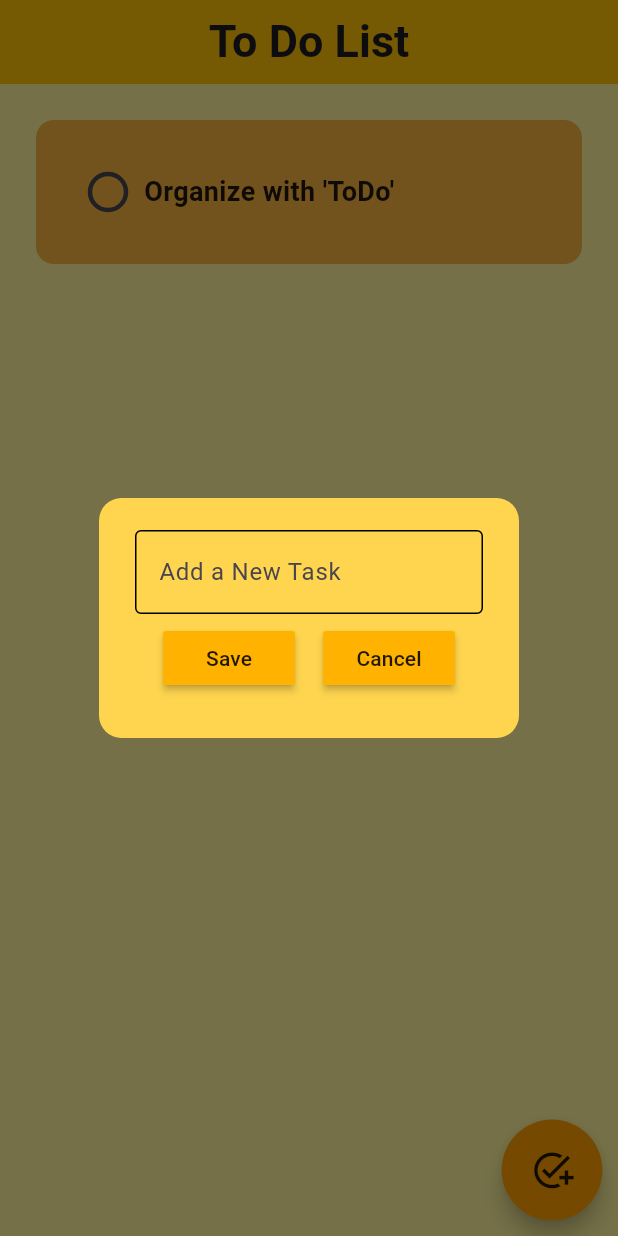
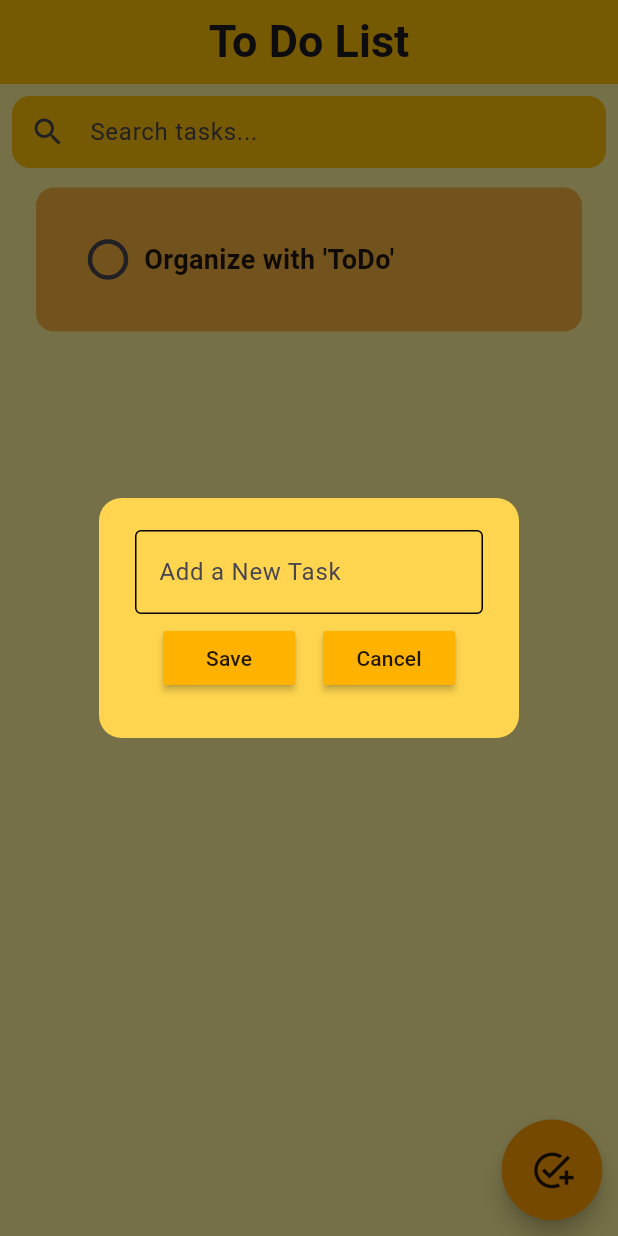
Before and after one commit to PasinduKaveesha/ToDo_App, a Flutter app: the HomePage screen opened directly, after a tap on the "add task" icon, on a phone screen of 412 x 824 dp. Run offline on Flutter 3.47's test engine with Material 3 defaults, Android fonts, the phone set to English and light mode, and no system bars; drawn by our look-alikes of flutter_slidable; our stand-ins replace hive_flutter, introduction_screen; accounts and stored records are empty.

Commit message:
ToDo app version 2.0.0.

```diff
--- a/lib/home_page.dart
+++ b/lib/home_page.dart
@@ -3,6 +3,7 @@ import 'package:flutter/material.dart';
 import 'package:hive_flutter/hive_flutter.dart';
 import 'package:test_app_for_flutter/data/database.dart';
 import 'package:test_app_for_flutter/util/dialog_box.dart';
+import 'package:test_app_for_flutter/util/searchbar.dart';
 import 'package:test_app_for_flutter/util/todo_tile.dart';
 
 class HomePage extends StatefulWidget {
@@ -16,6 +17,8 @@ class _HomePageState extends State<HomePage> {
   //reference the box
   final _myBox = Hive.box('myBox');
   toDoDataBase db = toDoDataBase();
+  final TextEditingController searchcontrol = TextEditingController();
+  List<dynamic> filterdtoDoList = [];
 
   @override
   void initState() {
@@ -25,6 +28,7 @@ class _HomePageState extends State<HomePage> {
     } else {
       db.loadData();
     }
+    filterdtoDoList = db.toDoList;
     super.initState();
   }
 
@@ -65,9 +69,20 @@ class _HomePageState extends State<HomePage> {
 //delete Task
   void deleteTask(int index) {
     setState(() {
-      db.toDoList.removeAt(index);
+      db.toDoList.removeAt(db.toDoList.indexOf(filterdtoDoList[index]));
+      filterTasks(searchcontrol.text);
     });
     db.updateData();
+  }
+
+  //search tasks
+  void filterTasks(String searchText) {
+    setState(() {
+      filterdtoDoList = db.toDoList
+          .where((task) =>
+              task[0].toLowerCase().contains(searchText.toLowerCase()))
+          .toList();
+    });
   }
 
   @override
@@ -83,16 +98,32 @@ class _HomePageState extends State<HomePage> {
         elevation: 0,
         backgroundColor: Colors.amber,
       ),
-      body: ListView.builder(
-        itemCount: db.toDoList.length,
-        itemBuilder: (context, index) {
-          return TodoTile(
-            taskName: db.toDoList[index][0],
-            taskCompleted: db.toDoList[index][1],
-            onChanged: (value) => checkBoxChanged(value, index),
-            deleteFunction: (context) => deleteTask(index),
-          );
-        },
+      body: Column(
+        children: [
+          if (db.toDoList.isNotEmpty)
+            Padding(
+              padding: const EdgeInsets.all(8.0),
+              child: Searchbar(
+                onsearchChanged: filterTasks,
+                searchController: searchcontrol,
+              ),
+            ),
+          Expanded(
+            child: ListView.builder(
+              itemCount: filterdtoDoList.length,
+              itemBuilder: (context, index) {
+                return TodoTile(
+                  taskName: filterdtoDoList[index][0],
+                  taskCompleted: filterdtoDoList[index][1],
+                  onChanged: (value) => checkBoxChanged(
+                      value, db.toDoList.indexOf(filterdtoDoList[index])),
+                  deleteFunction: (context) =>
+                      deleteTask(db.toDoList.indexOf(filterdtoDoList[index])),
+                );
+              },
+            ),
+          ),
+        ],
       ),
       floatingActionButton: Transform.scale(
         scale: 1.2,
--- a/lib/main.dart
+++ b/lib/main.dart
@@ -1,23 +1,30 @@
 import 'package:flutter/material.dart';
 import 'package:hive_flutter/hive_flutter.dart';
 import 'package:test_app_for_flutter/home_page.dart';
+import 'package:test_app_for_flutter/loading_screen.dart';
 
 void main() async {
   WidgetsFlutterBinding.ensureInitialized();
   await Hive.initFlutter();
   await Hive.openBox('myBox');
 
-  runApp(const MyApp());
+  var box = await Hive.openBox('myBox');
+  bool IntroShown = box.get('IntroShown', defaultValue: false);
+
+  runApp(MyApp(IntroShown: IntroShown));
 }
 
 class MyApp extends StatelessWidget {
-  const MyApp({super.key});
+  final bool IntroShown;
+  const MyApp({super.key, required this.IntroShown});
 
   @override
   Widget build(BuildContext context) {
     return MaterialApp(
       title: 'ToDo',
-      home: HomePage(),
+      home: IntroShown ? HomePage() : IntroScreen(),
+
+
     );
   }
 }
--- /dev/null
+++ b/lib/util/searchbar.dart
@@ -0,0 +1,39 @@
+import 'package:flutter/material.dart';
+
+class Searchbar extends StatefulWidget {
+  final Function(String) onsearchChanged;
+  final TextEditingController searchController;
+  const Searchbar({super.key, required this.onsearchChanged,required this.searchController});
+
+  @override
+  State<Searchbar> createState() => _SearchbarState();
+}
+
+class _SearchbarState extends State<Searchbar> {
+  final TextEditingController _searchController = TextEditingController();
+  @override
+  void dispose() {
+    _searchController.dispose();
+    super.dispose();
+  }
+
+  @override
+  Widget build(BuildContext context) {
+    return Container(
+        child: TextField(
+      controller: _searchController,
+      decoration: InputDecoration(
+        hintText: "Search tasks...",
+        prefixIcon: Icon(Icons.search),
+        border: OutlineInputBorder(
+          borderRadius: BorderRadius.circular(12),
+          borderSide: BorderSide.none,
+        ),
+        filled: true,
+        fillColor: Colors.amber,
+        contentPadding: EdgeInsets.symmetric(vertical: 10, horizontal: 15),
+      ),
+      onChanged: widget.onsearchChanged,
+    ));
+  }
+}
--- a/lib/util/todo_tile.dart
+++ b/lib/util/todo_tile.dart
@@ -1,32 +1,87 @@
 import 'package:flutter/material.dart';
 import 'package:flutter_slidable/flutter_slidable.dart';
+import 'package:test_app_for_flutter/util/button.dart';
+import 'package:test_app_for_flutter/util/delete_box.dart';
 
-class TodoTile extends StatelessWidget {
-  final String taskName;
+// ignore: must_be_immutable
+class TodoTile extends StatefulWidget {
+  String taskName;
   final bool taskCompleted;
   final Function(bool?)? onChanged;
   final Function(BuildContext)? deleteFunction;
 
-  const TodoTile(
-      {super.key,
+  TodoTile({
+    super.key,
     required this.taskName,
     required this.taskCompleted,
     required this.onChanged,
-      required this.deleteFunction});
+    required this.deleteFunction,
+  });
+
+  @override
+  _TodoTileState createState() => _TodoTileState();
+}
+
+class _TodoTileState extends State<TodoTile> {
+  TextEditingController updatingtext = TextEditingController();
+
+  void updateTile(BuildContext context) {
+
+    updatingtext.text = widget.taskName;
+
+    showDialog(
+      context: context,
+      builder: (context) {
+        return AlertDialog(
+          backgroundColor: Colors.yellow,
+          title: Text('Update Task'),
+          content: TextField(
+            controller: updatingtext,
+          ),
+          actions: [
+            MyButton(
+              text: "Update",
+              onPressed: () {
+
+                setState(() {
+
+                  widget.taskName = updatingtext.text;
+
+
+                });
+
+
+                Navigator.of(context).pop();
+              },
+            ),
+            MyButton(
+              text: "Cancel",
+              onPressed: () {
+                Navigator.of(context).pop();
+              },
+            ),
+          ],
+        );
+      },
+    );
+  }
 
   @override
   Widget build(BuildContext context) {
     return Padding(
-      padding: const EdgeInsets.only(left: 24, right: 24, top: 24, bottom: 5),
+      padding: const EdgeInsets.only(left: 24, right: 24, top: 5, bottom: 7),
       child: Slidable(
         endActionPane: ActionPane(motion: StretchMotion(), children: [
           SlidableAction(
-            onPressed: deleteFunction,
+            onPressed: (context) =>
+                DeleteDialog(context, widget.deleteFunction),
             icon: Icons.delete,
             backgroundColor: Colors.red.shade300,
             borderRadius: BorderRadius.circular(12),
           )
         ]),
+        child: GestureDetector(
+          onLongPress: () => updateTile(context),
           child: Container(
             padding: const EdgeInsets.all(24),
             width: double.infinity,
@@ -40,8 +95,8 @@ class TodoTile extends StatelessWidget {
                 Transform.scale(
                   scale: 1.5,
                   child: Checkbox(
-                  value: taskCompleted,
-                  onChanged: onChanged,
+                    value: widget.taskCompleted,
+                    onChanged: widget.onChanged,
                     activeColor: Colors.yellow,
                     checkColor: Colors.black,
                     shape: RoundedRectangleBorder(
@@ -51,12 +106,12 @@ class TodoTile extends StatelessWidget {
                 ),
                 // Task name
                 Text(
-                taskName,
+                  widget.taskName,
                   style: TextStyle(
                     fontSize: 18,
                     fontWeight: FontWeight.bold,
                     color: Colors.black87,
-                  decoration: taskCompleted
+                    decoration: widget.taskCompleted
                         ? TextDecoration.lineThrough
                         : TextDecoration.none,
                   ),
@@ -66,6 +121,7 @@ class TodoTile extends StatelessWidget {
             ),
           ),
         ),
+      ),
     );
   }
 }
--- a/pubspec.yaml
+++ b/pubspec.yaml
@@ -38,6 +38,8 @@ dependencies:
   hive: ^2.2.3
   hive_flutter: ^1.1.0
   path_provider: ^2.0.1
+  shared_preferences: ^2.4.0
+  introduction_screen: ^3.1.14
 
 dev_dependencies:
   flutter_test:
```
Also changed, not shown: lib/loading_screen.dart (added, +86 -0 lines), lib/util/delete_box.dart (added, +34 -0 lines), pubspec.lock, 2 other files. Lines whose indentation alone changed are shown as unchanged.
